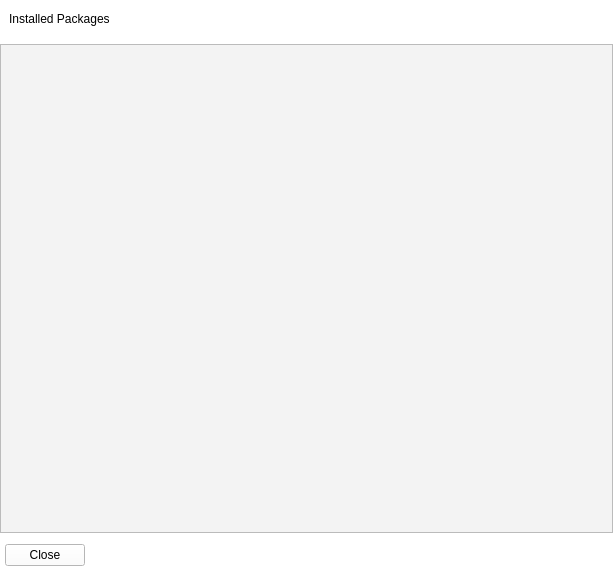
First picture: the form in installedpackagesview.ui, repository N1coc4colA/NeoStore, before the edit.
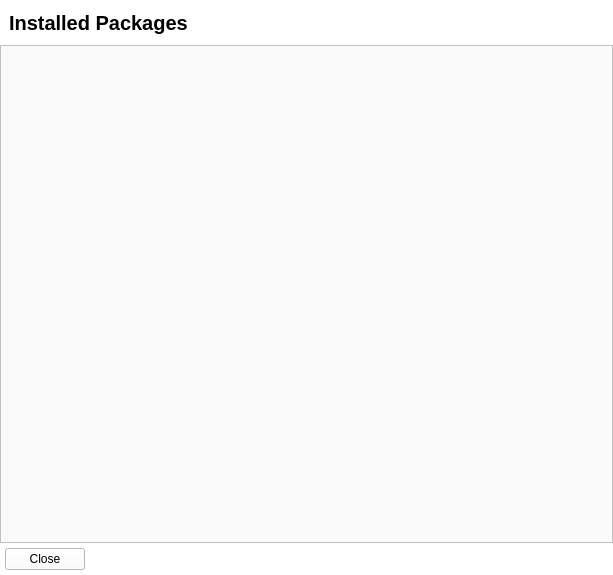
Second picture: the form after the edit.

What changed in the file:
```diff
--- a/installedpackagesview.ui
+++ b/installedpackagesview.ui
@@ -17,6 +17,9 @@
    <string notr="true">background: #fff;</string>
   </property>
   <layout class="QVBoxLayout" name="verticalLayout">
+   <property name="spacing">
+    <number>0</number>
+   </property>
    <property name="leftMargin">
     <number>0</number>
    </property>
@@ -31,9 +34,28 @@
    </property>
    <item>
     <widget class="QWidget" name="widget_2" native="true">
+     <property name="minimumSize">
+      <size>
+       <width>0</width>
+       <height>45</height>
+      </size>
+     </property>
+     <property name="maximumSize">
+      <size>
+       <width>16777215</width>
+       <height>45</height>
+      </size>
+     </property>
      <layout class="QHBoxLayout" name="horizontalLayout_2">
       <item>
        <widget class="QLabel" name="label">
+        <property name="font">
+         <font>
+          <pointsize>15</pointsize>
+          <weight>75</weight>
+          <bold>true</bold>
+         </font>
+        </property>
         <property name="text">
          <string>Installed Packages</string>
         </property>
@@ -58,7 +80,7 @@
    <item>
     <widget class="QListWidget" name="listWidget">
      <property name="styleSheet">
-      <string notr="true">background: #f3f3f3;</string>
+      <string notr="true">background: #fafafa;</string>
      </property>
     </widget>
    </item>
@@ -74,6 +96,9 @@
       <property name="rightMargin">
        <number>5</number>
       </property>
+      <property name="bottomMargin">
+       <number>5</number>
+      </property>
       <item>
        <widget class="QPushButton" name="pushButton">
         <property name="text">
```
